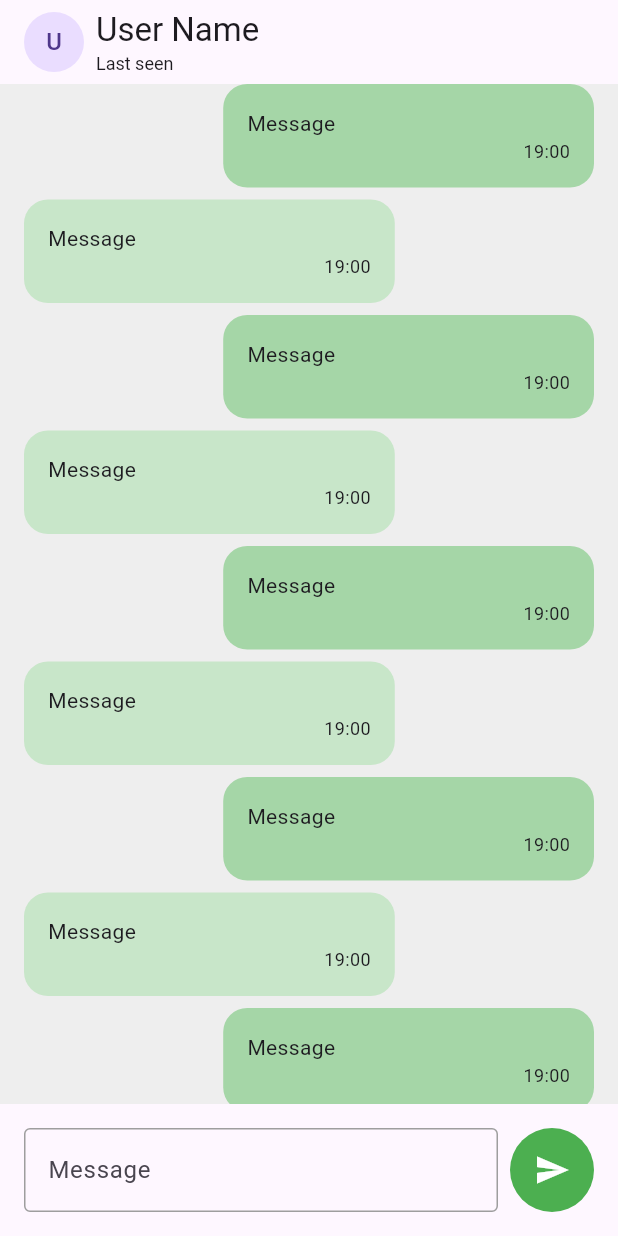
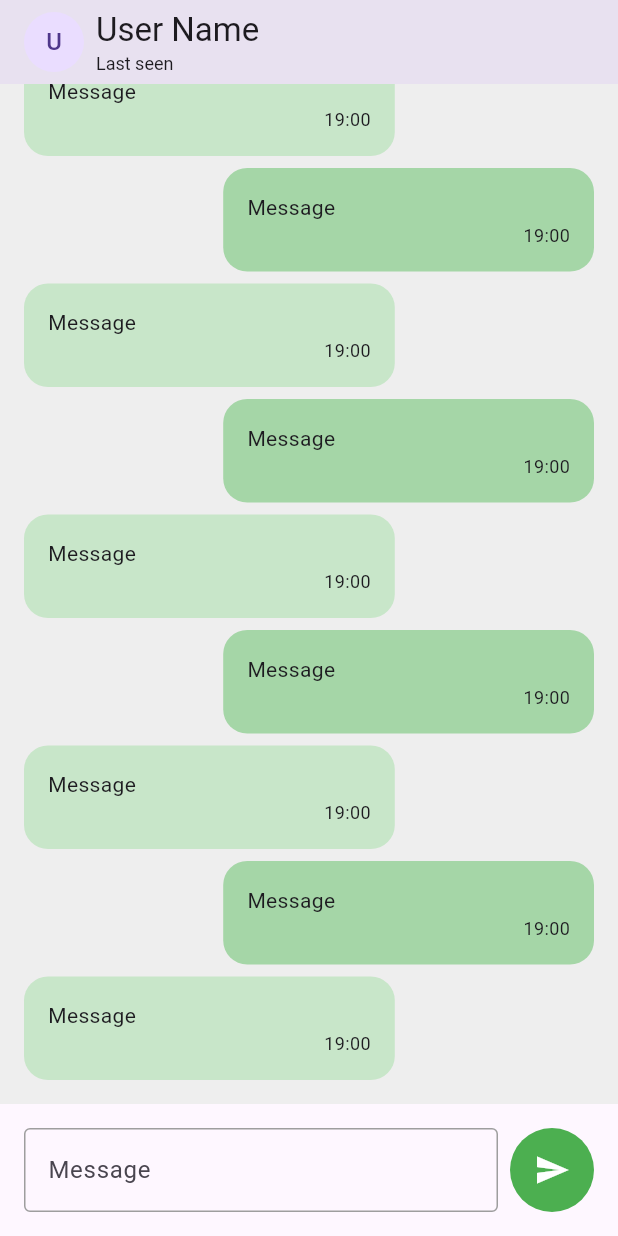
Before and after one commit to LX-ACADEMY/flutter_chat_firebase, a Flutter app: the ChatRoomPage screen opened by its route, on a phone screen of 412 x 824 dp. Run offline on Flutter 3.47's test engine with Material 3 defaults, Android fonts, the phone set to English and light mode, and no system bars; our stand-ins replace flutter_hooks, go_router.

Commit message:
Final chat room UI updates

```diff
--- a/lib/features/chat/view/pages/chat_room_page.dart
+++ b/lib/features/chat/view/pages/chat_room_page.dart
@@ -1,14 +1,30 @@
 import 'package:chat_app/features/chat/view/widgets/chat_room_bottom_bar_widget.dart';
 import 'package:chat_app/features/chat/view/widgets/message_list_item_widget.dart';
 import 'package:flutter/material.dart';
+import 'package:flutter_hooks/flutter_hooks.dart';
 
-class ChatRoomPage extends StatelessWidget {
+class ChatRoomPage extends HookWidget {
   static const routePath = '/chat/room';
 
   const ChatRoomPage({super.key});
 
   @override
   Widget build(BuildContext context) {
+    /// Controller used for the message list view
+    final messagesScrollController = useScrollController();
+
+    /// Scroll to the end of the list when page loads
+    useEffect(() {
+      WidgetsBinding.instance.addPostFrameCallback((_) {
+        messagesScrollController
+            .jumpTo(messagesScrollController.position.maxScrollExtent);
+      });
+
+      return null;
+    }, []);
+
+    const totalMessages = 100;
+
     return Scaffold(
       appBar: AppBar(
         title: const Row(
@@ -40,12 +56,28 @@ class ChatRoomPage extends StatelessWidget {
                 color: Colors.grey[200],
               ),
               child: ListView.separated(
-                itemCount: 100,
+                controller: messagesScrollController,
+                itemCount: totalMessages,
                 separatorBuilder: (context, index) => const SizedBox(height: 8),
                 itemBuilder: (context, index) {
-                  return MessageListItemWidget(
-                    isSentMessage: index % 2 == 0,
-                    message: 'Message',
+                  final EdgeInsets padding;
+
+                  if (index == 0) {
+                    padding = const EdgeInsets.only(
+                      top: 16,
+                    );
+                  } else if (index == totalMessages - 1) {
+                    padding = const EdgeInsets.only(bottom: 16);
+                  } else {
+                    padding = EdgeInsets.zero;
+                  }
+
+                  return Padding(
+                    padding: padding,
+                    child: MessageListItemWidget(
+                      isSentMessage: index % 2 == 0,
+                      message: 'Message',
+                    ),
                   );
                 },
               ),
```
